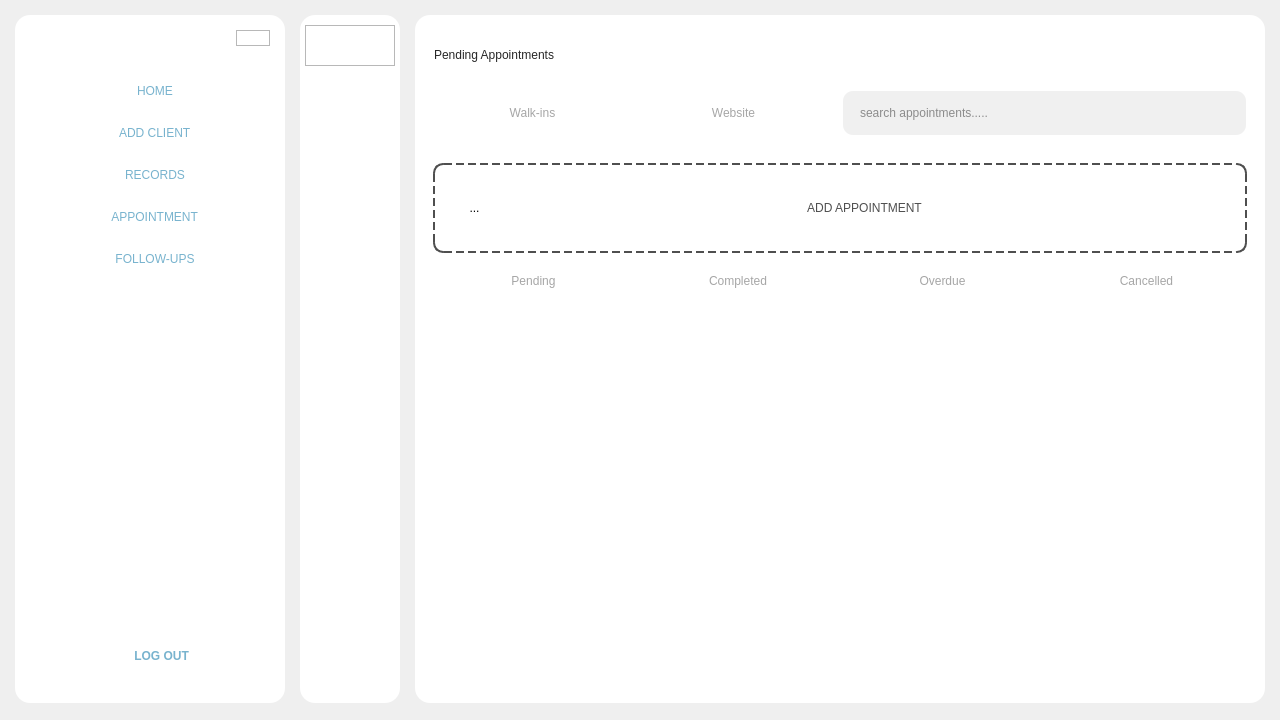
Before: the Qt Designer form Desktop_Application/Frontend/Home.ui in DreddVDomasian/Petmate-Desktop-Application, drawn with Qt 5.
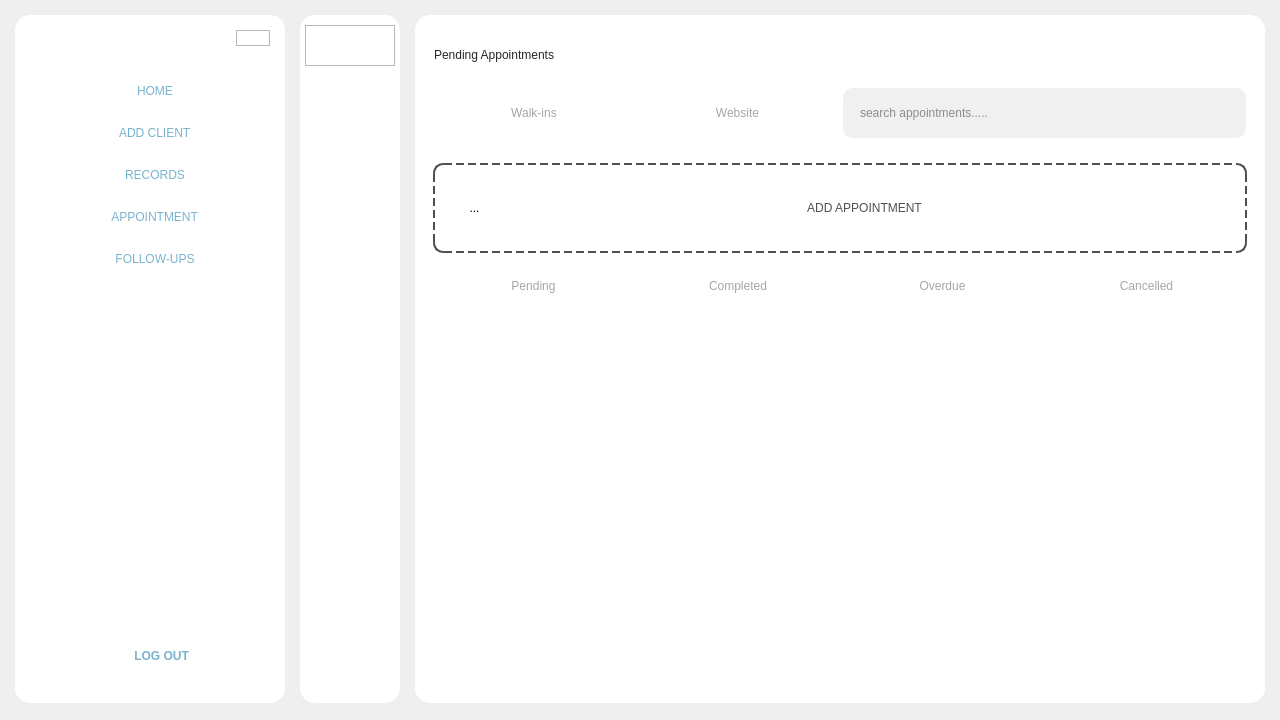
After: the same form once the commit is applied. The open tabs and pages were chosen to show the change. Icons and pictures are not drawn.

What changed in the file:
```diff
--- a/Desktop_Application/Frontend/Home.ui
+++ b/Desktop_Application/Frontend/Home.ui
@@ -2743,26 +2743,7 @@
                  </size>
                 </property>
                 <property name="styleSheet">
-                 <string notr="true">QPushButton {
-    border: none;
-    background-color: transparent;
-    color: rgb(166, 166, 166);
-	font-family:&quot;Montserrat SemiBold&quot;;
-    font-weight: 63;
-    padding: 10px 15px;
-    border-radius: 5px;
-}
-
-
-QPushButton:hover {
-    background-color:rgb(194, 194, 194);
-	border-radius:5px;
-}
-QPushButton:checked {
-    background-color:rgb(252, 213, 151);   /* Active bg color */
-	border-radius:5px;
-    color: rgb(40, 40, 40);                         
-}</string>
+                 <string notr="true"/>
                 </property>
                 <property name="frameShape">
                  <enum>QFrame::StyledPanel</enum>
@@ -2791,6 +2772,28 @@
                      <verstretch>0</verstretch>
                     </sizepolicy>
                    </property>
+                   <property name="styleSheet">
+                    <string notr="true">QPushButton {
+    border: none;
+    background-color: transparent;
+    color: rgb(166, 166, 166);
+	font-family:&quot;Montserrat SemiBold&quot;;
+    font-weight: 63;
+    padding: 10px 15px;
+    border-radius: 5px;
+}
+
+
+QPushButton:hover {
+    background-color:rgb(194, 194, 194);
+	border-radius:5px;
+}
+QPushButton:checked {
+    background-color:rgb(252, 213, 151);   /* Active bg color */
+	border-radius:5px;
+    color: rgb(40, 40, 40);                         
+}</string>
+                   </property>
                    <property name="frameShape">
                     <enum>QFrame::StyledPanel</enum>
                    </property>
@@ -2805,7 +2808,7 @@
                      <number>7</number>
                     </property>
                     <property name="rightMargin">
-                     <number>5</number>
+                     <number>0</number>
                     </property>
                     <property name="bottomMargin">
                      <number>7</number>
@@ -2869,7 +2872,7 @@
                    </layout>
                   </widget>
                  </item>
-                 <item alignment="Qt::AlignVCenter">
+                 <item>
                   <widget class="QFrame" name="searchframe_2">
                    <property name="sizePolicy">
                     <sizepolicy hsizetype="Preferred" vsizetype="Preferred">
@@ -2891,13 +2894,13 @@
                      <number>0</number>
                     </property>
                     <property name="topMargin">
-                     <number>0</number>
+                     <number>7</number>
                     </property>
                     <property name="rightMargin">
                      <number>0</number>
                     </property>
                     <property name="bottomMargin">
-                     <number>0</number>
+                     <number>7</number>
                     </property>
                     <item>
                      <widget class="QLineEdit" name="searchBar_2">
@@ -3056,7 +3059,7 @@
                  </property>
                  <layout class="QVBoxLayout" name="verticalLayout_6">
                   <property name="spacing">
-                   <number>0</number>
+                   <number>5</number>
                   </property>
                   <property name="leftMargin">
                    <number>0</number>
@@ -3474,7 +3477,7 @@
                            <x>0</x>
                            <y>0</y>
                            <width>814</width>
-                           <height>362</height>
+                           <height>352</height>
                           </rect>
                          </property>
                          <property name="styleSheet">
```
Left out of the diff: 8 changed lines with no effect on the pictures.
